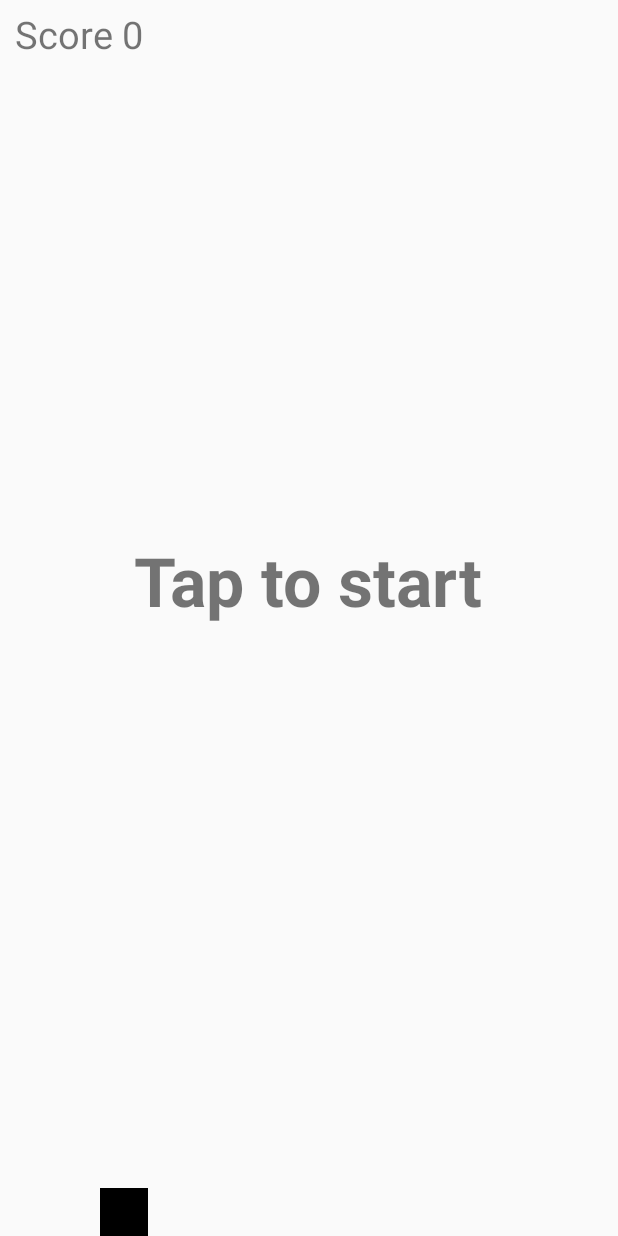
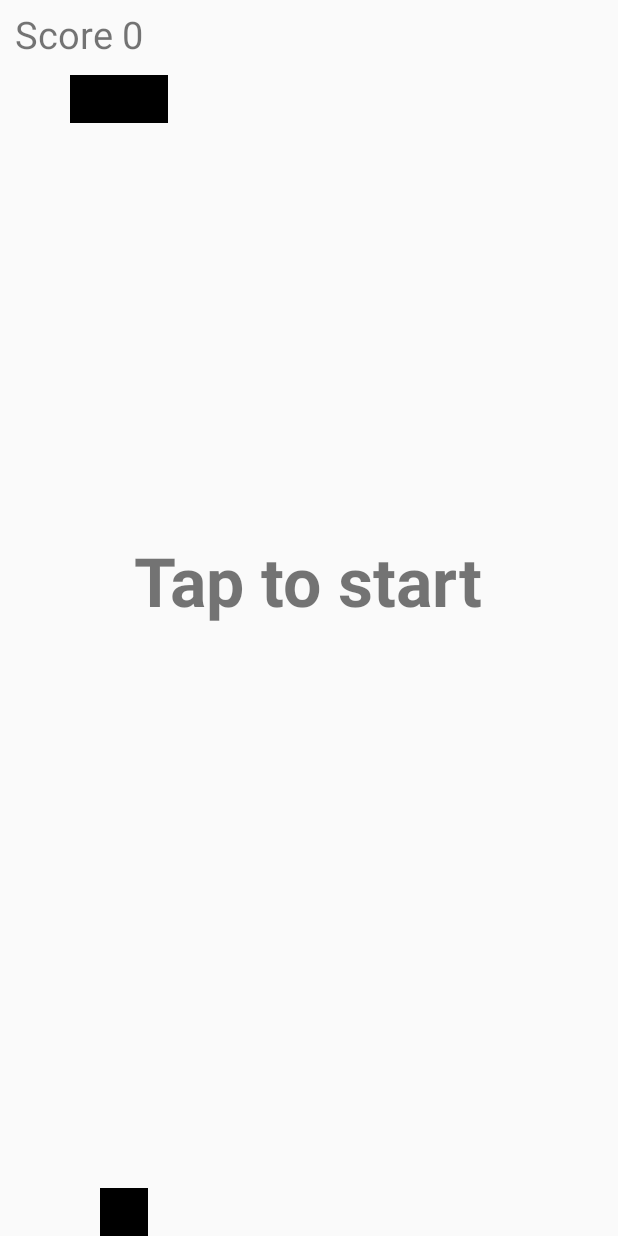
Before and after one commit to Ancca/Mobiiliprojekti, an Android app: the layout activity_main.xml on its own in the app's theme, with its tools: preview values and no code run, on a phone screen of 412 x 824 dp. Run offline under Robolectric (Android 15) with nearby library versions, the phone set to English and light mode, and no system bars.

Commit message:
added platform

```diff
--- a/app/src/main/AndroidManifest.xml
+++ b/app/src/main/AndroidManifest.xml
@@ -13,10 +13,8 @@
             android:screenOrientation="landscape">
             <intent-filter>
                 <action android:name="android.intent.action.MAIN" />
-
                 <category android:name="android.intent.category.LAUNCHER" />
             </intent-filter>
         </activity>
     </application>
-
 </manifest>
--- a/app/src/main/res/layout/activity_main.xml
+++ b/app/src/main/res/layout/activity_main.xml
@@ -16,6 +16,7 @@
         android:paddingLeft="10dp"
         android:paddingTop="5dp"
         android:gravity="left"/>
+
     <FrameLayout
         android:id="@+id/frame"
         android:layout_width="match_parent"
@@ -43,6 +44,14 @@
             android:layout_height="32dp"
             android:src="@drawable/box"
             android:layout_gravity="bottom"
-            android:layout_marginLeft="1200px"/>
+            android:layout_marginLeft="1080px"/>
+        <ImageView
+            android:id="@+id/platform"
+            android:layout_width="65dp"
+            android:layout_height="32dp"
+            android:src="@drawable/platform"
+            android:layout_marginTop="0px"
+            android:layout_marginLeft="70px"
+            />
     </FrameLayout>
 </LinearLayout>
```
Also changed, not shown: app/src/main/java/hattivatti/mobiiliprojekti/main.java (+16 -6 lines), app/src/main/res/drawable/platform.png (added).
